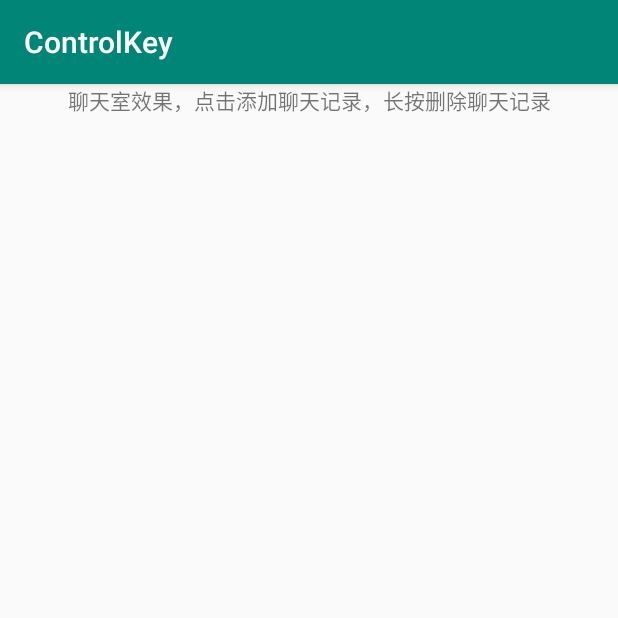
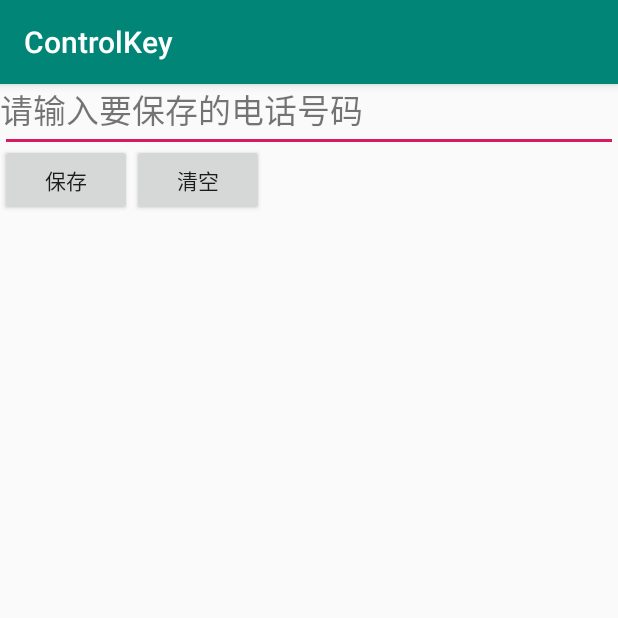
Before and after one commit to zhouyu1123/Android-sample, an Android app: the screen it shows after launch (MainActivity), on a phone screen of 412 x 824 dp, the top half of it. Run offline under Robolectric (Android 15) with nearby library versions, the phone set to English and light mode, and no system bars.

Commit message:
2.2.1 LinearLayout(线性布局) 4 简单例子

```diff
--- a/app/src/main/res/layout/activity_main.xml
+++ b/app/src/main/res/layout/activity_main.xml
@@ -5,7 +5,6 @@
     android:layout_width="match_parent"
     android:layout_height="match_parent"
     tools:context=".MainActivity">
-
 
     <TextView
         android:id="@+id/tv_hello"
--- a/controlkey/src/main/res/layout/activity_main.xml
+++ b/controlkey/src/main/res/layout/activity_main.xml
@@ -4,32 +4,33 @@
     xmlns:tools="http://schemas.android.com/tools"
     android:layout_width="match_parent"
     android:layout_height="match_parent"
+    android:id="@+id/LinearLayout1"
+    android:orientation="vertical"
     tools:context=".MainActivity">
 
     <TextView
-        android:id="@+id/tv_control"
+        android:layout_width="fill_parent"
+        android:layout_height="wrap_content"
+        android:textSize="22sp"
+        android:text="请输入要保存的电话号码"/>
+    <EditText
         android:layout_width="match_parent"
-        android:layout_height="wrap_content"
-        android:layout_marginTop="20dp"
-        android:gravity="center"
-        android:text="聊天室效果，点击添加聊天记录，长按删除聊天记录"/>
-
+        android:layout_height="wrap_content" />
     <LinearLayout
         android:layout_width="wrap_content"
         android:layout_height="wrap_content"
-        android:orientation="vertical">
-        <!-- 这是聊天文本视图，scrollbars属性设置vertical表示垂直方向上显示滚动条 -->
-        <TextView
-            android:id="@+id/tv_marquee"
-            android:layout_width="match_parent"
-            android:layout_height="match_parent"
-            android:layout_marginTop="20dp"
-            android:gravity="left|bottom"
-            android:lines="8"
-            android:maxLines="8"
-            android:scrollbars="vertical"
-            android:textColor="#000000"
-            android:textSize="17sp" />
+        android:orientation="horizontal"
+        android:gravity="right">
+        <Button
+            android:layout_width="wrap_content"
+            android:layout_height="wrap_content"
+            android:layout_marginTop="40dp"
+            android:text="保存"/>
+        <Button
+            android:layout_width="wrap_content"
+            android:layout_height="wrap_content"
+            android:layout_marginTop="40dp"
+            android:text="清空"/>
     </LinearLayout>
 
 </android.support.constraint.ConstraintLayout>
```
